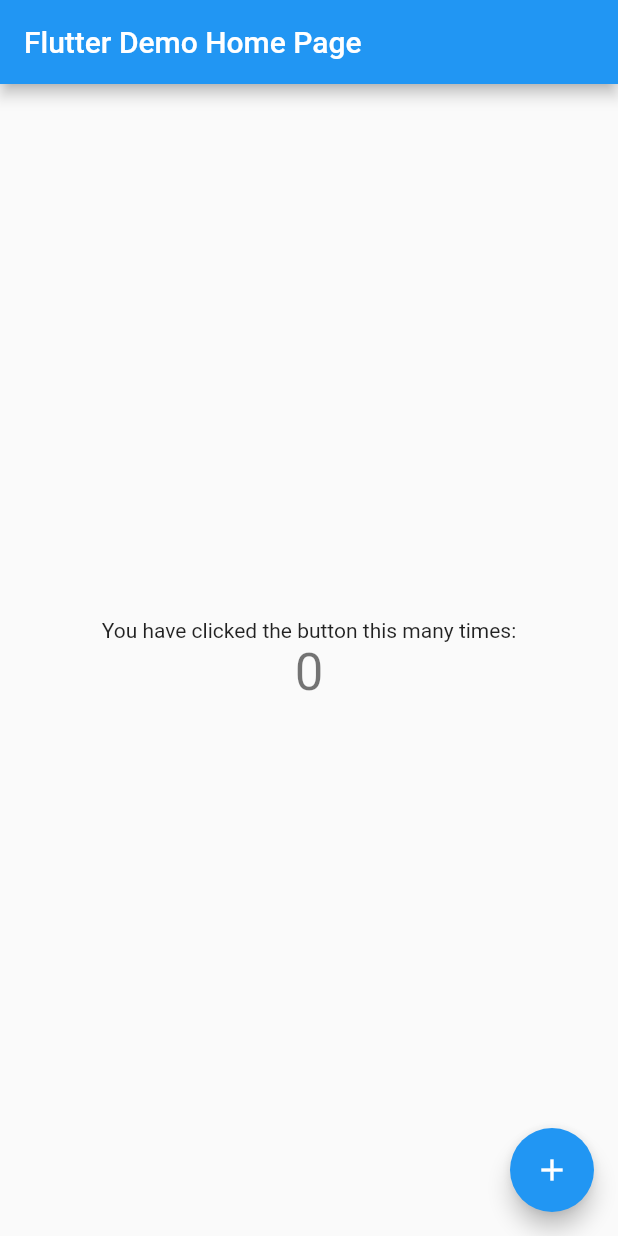
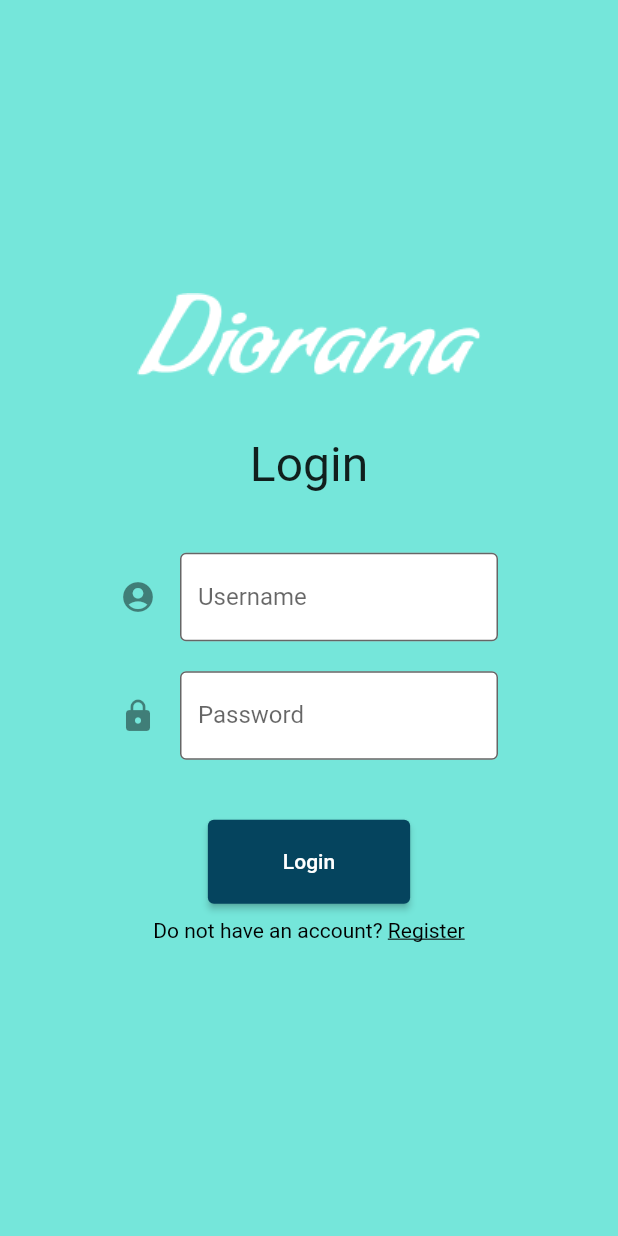
Before and after one commit to girvinjunod/Diorama-FE, a Flutter app: the screen it shows after launch, on a phone screen of 412 x 824 dp. Run offline on Flutter 3.47's test engine with Material 2 defaults, Android fonts, the phone set to English and light mode, and no system bars.

Commit message:
login page fe done

```diff
--- /dev/null
+++ b/lib/login.dart
@@ -0,0 +1,114 @@
+import 'package:flutter/material.dart';import 'package:flutter/gestures.dart';
+
+
+class LoginPage extends StatefulWidget {
+  const LoginPage({Key? key}) : super(key: key);
+
+  @override
+  LoginPageState createState() => LoginPageState();
+}
+
+class LoginPageState extends State<LoginPage> {
+  final _formKey = GlobalKey<FormState>();
+  bool _hidePassword = true;
+
+  @override
+  Widget build(BuildContext context) {
+    // Build a Form widget using the _formKey created above.
+    return Scaffold(
+        backgroundColor: const Color(0xFF75E6DA),
+        body: Center(
+          child: ListView(shrinkWrap: true, children: <Widget>[
+            Form(
+              key: _formKey,
+              child: Padding(
+                padding: const EdgeInsets.all(80.0),
+                child: Column(
+                  crossAxisAlignment: CrossAxisAlignment.center,
+                  mainAxisAlignment: MainAxisAlignment.center,
+                  children: [
+                    Image.asset('images/logo.png'),
+                    SizedBox(height: 40),
+                    Text(
+                      'Login',
+                      style: TextStyle(fontSize: 32),
+                    ),
+                    SizedBox(height: 40),
+                    TextFormField(
+                      decoration: InputDecoration(
+                        labelText: 'Username',
+                        icon: Icon(Icons.account_circle),
+                        hintText: 'username',
+                        border: OutlineInputBorder(),
+                        fillColor: Colors.white,
+                        filled: true,
+                      ),
+                      validator: (value) {
+                        if (value == null || value.isEmpty) {
+                          return 'Please enter username';
+                        }
+                        return null;
+                      },
+                    ),
+                    SizedBox(height: 20),
+                    TextFormField(
+                      decoration: InputDecoration(
+                        labelText: 'Password',
+                        icon: Icon(Icons.lock),
+                        border: OutlineInputBorder(),
+                        fillColor: Colors.white,
+                        filled: true,
+                      ),
+                      obscureText: _hidePassword,
+                      validator: (value) {
+                        if (value == null || value.isEmpty) {
+                          return 'Please enter a password';
+                        }
+                        return null;
+                      },
+                    ),
+                    SizedBox(height: 40),
+                    ElevatedButton(
+                      onPressed: () {
+                        // Validate returns true if the form is valid, or false otherwise.
+                        if (_formKey.currentState!.validate()) {
+                          // If the form is valid, display a snackbar. In the real world,
+                          // you'd often call a server or save the information in a database.
+                          ScaffoldMessenger.of(context).showSnackBar(
+                            const SnackBar(content: Text('Loading...')),
+                          );
+                        }
+                      },
+                      child: const Text('Login'),
+                      style: ElevatedButton.styleFrom(
+                        primary: const Color(0xFF05445E),
+                        padding: EdgeInsets.symmetric(
+                            vertical: 20.0, horizontal: 50.0),
+                      ),
+                    ),
+                    SizedBox(height: 10),
+                    RichText(
+                      text: TextSpan(children: <TextSpan>[
+                        TextSpan(
+                            text: 'Do not have an account? ',
+                            style: TextStyle(color: Colors.black)),
+                        TextSpan(
+                            text: 'Register',
+                            style: TextStyle(
+                              decoration: TextDecoration.underline,
+                              color: Colors.black,
+                            ),
+                            recognizer: TapGestureRecognizer()
+                              ..onTap = () {
+                                print('toRegister');
+                              })
+                      ]),
+                    ),
+                  ],
+                ),
+              ),
+            ),
+          ]),
+        ));
+  }
+}
--- a/lib/main.dart
+++ b/lib/main.dart
@@ -1,4 +1,5 @@
 import 'package:flutter/material.dart';
+import 'login.dart';
 
 void main() {
   runApp(const MyApp());
@@ -24,7 +25,8 @@ class MyApp extends StatelessWidget {
         // is not restarted.
         primarySwatch: Colors.blue,
       ),
-      home: const MyHomePage(title: 'Flutter Demo Home Page'),
+      //home: const MyHomePage(title: 'Flutter Demo Home Page'),
+      home: const LoginPage(),
     );
   }
 }
--- a/pubspec.yaml
+++ b/pubspec.yaml
@@ -58,8 +58,8 @@ flutter:
   uses-material-design: true
 
   # To add assets to your application, add an assets section, like this:
-  # assets:
-  #   - images/a_dot_burr.jpeg
+  assets:
+    - images/
   #   - images/a_dot_ham.jpeg
 
   # An image asset can refer to one or more resolution-specific "variants", see
```
Also changed, not shown: images/logo.png (added).
